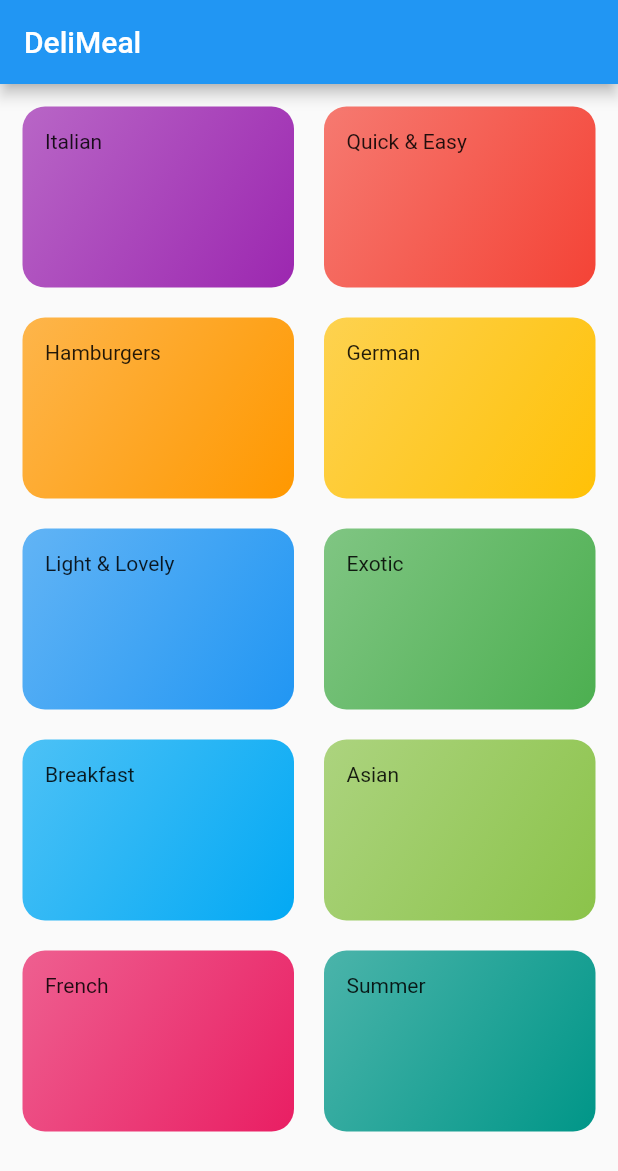
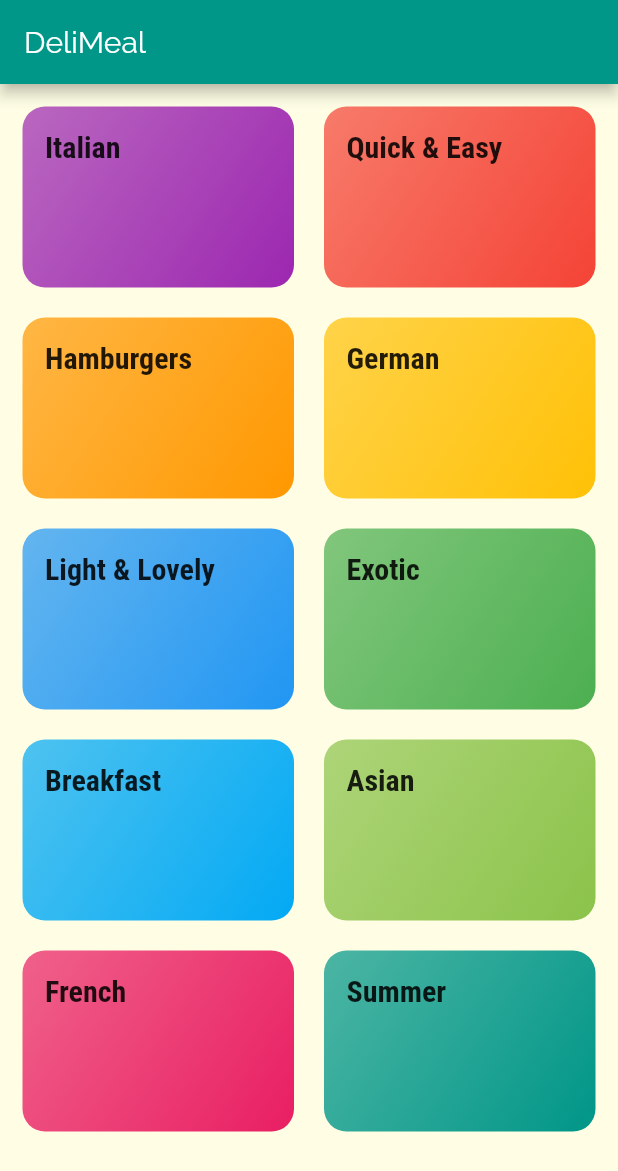
Before and after one commit to shehab910/Meals-App-UI, a Flutter app: the screen it shows after launch, on a phone screen of 412 x 824 dp. Shown: the top 1171 px of the screen. Run offline on Flutter 3.47's test engine with Material 2 defaults, Android fonts, the phone set to English and light mode, and no system bars.

Commit message:
7.7 added fonts, navigation

```diff
--- a/lib/categories_screen.dart
+++ b/lib/categories_screen.dart
@@ -13,7 +13,7 @@ class _CategoriesScreenState extends State<CategoriesScreen> {
   Widget build(BuildContext context) {
     return Scaffold(
       appBar: AppBar(
-        title: Text('DeliMeal'),
+        title: const Text('DeliMeal'),
       ),
       body: GridView(
         padding: const EdgeInsets.all(15),
--- a/lib/category_item.dart
+++ b/lib/category_item.dart
@@ -1,4 +1,6 @@
 import 'package:flutter/material.dart';
+
+import './category_meals_screen.dart';
 
 class CategoryItem extends StatelessWidget {
   final String title;
@@ -6,11 +8,28 @@ class CategoryItem extends StatelessWidget {
 
   CategoryItem(this.title, this.color);
 
+  void selectCategory(BuildContext ctx) {
+    Navigator.of(ctx).push(
+      MaterialPageRoute(
+        builder: (_) {
+          return CategoryMealsScreen();
+        },
+      ),
+    );
+  }
+
   @override
   Widget build(BuildContext context) {
-    return Container(
+    return InkWell(
+      onTap: () => selectCategory(context),
+      splashColor: Theme.of(context).primaryColor,
+      borderRadius: BorderRadius.circular(15),
+      child: Container(
         padding: const EdgeInsets.all(15),
-      child: Text(title),
+        child: Text(
+          title,
+          style: Theme.of(context).textTheme.headline6,
+        ),
         decoration: BoxDecoration(
           gradient: LinearGradient(
             colors: [
@@ -22,6 +41,7 @@ class CategoryItem extends StatelessWidget {
           ),
           borderRadius: BorderRadius.circular(15),
         ),
+      ),
     );
   }
 }
--- a/lib/main.dart
+++ b/lib/main.dart
@@ -11,8 +11,24 @@ class MyApp extends StatelessWidget {
     return MaterialApp(
       title: 'Flutter Demo',
       theme: ThemeData(
-        primarySwatch: Colors.blue,
-        visualDensity: VisualDensity.adaptivePlatformDensity,
+        primarySwatch: Colors.teal,
+        accentColor: Colors.amberAccent,
+        canvasColor: Color.fromRGBO(255, 254, 229, 1),
+        fontFamily: 'Raleway',
+        textTheme: ThemeData.light().textTheme.copyWith(
+              bodyText1: TextStyle(
+                color: Color.fromRGBO(20, 51, 51, 1),
+              ),
+              bodyText2: TextStyle(
+                fontSize: 24,
+                fontFamily: 'RobotoCondensed',
+              ),
+              headline6: TextStyle(
+                fontSize: 20,
+                fontFamily: 'RobotoCondensed',
+                fontWeight: FontWeight.bold,
+              ),
+            ),
       ),
       home: CategoriesScreen(),
     );
```
Also changed, not shown: lib/category_meals_screen.dart (added, +15 -0 lines), pubspec.yaml (+17 -6 lines), assets/fonts/Raleway-Black.ttf (added), assets/fonts/Raleway-Bold.ttf (added), assets/fonts/Raleway-Regular.ttf (added), assets/fonts/RobotoCondensed-Bold.ttf (added), assets/fonts/RobotoCondensed-Italic.ttf (added), assets/fonts/RobotoCondensed-Light.ttf (added), assets/fonts/RobotoCondensed-Regular.ttf (added). Lines whose indentation alone changed are shown as unchanged.
